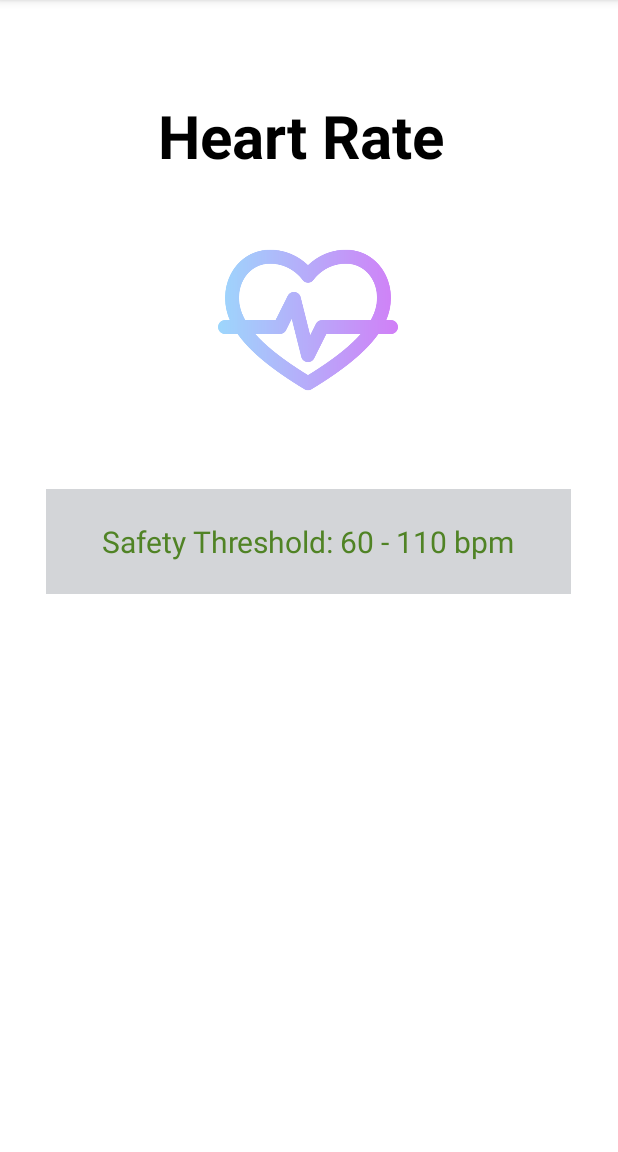
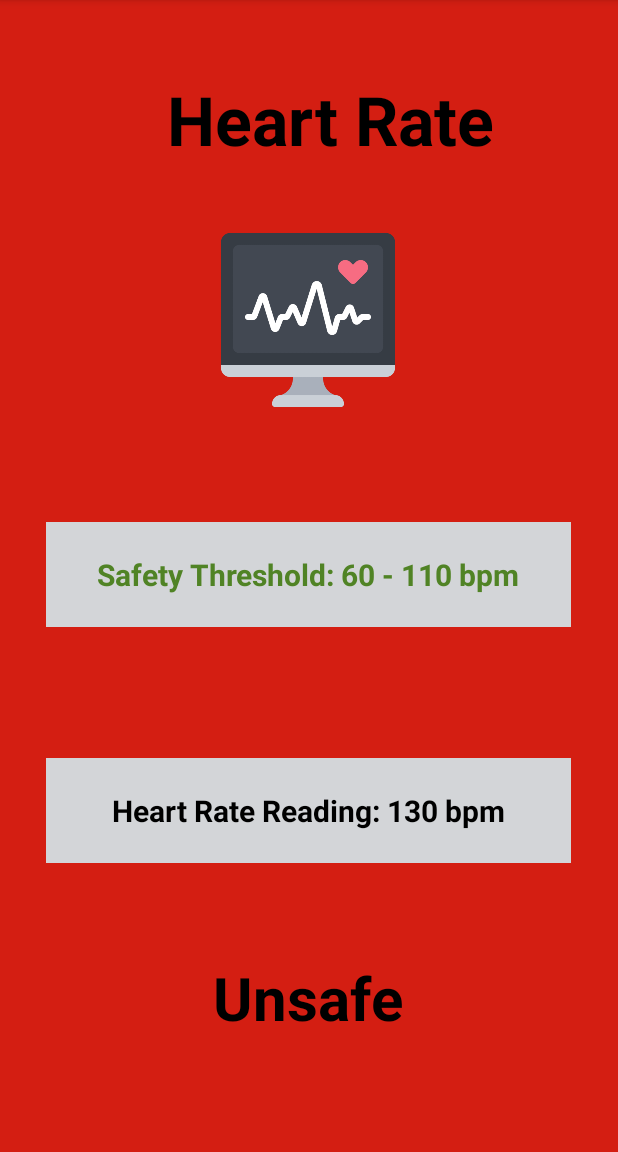
Before and after one commit to bhattin82/Pulse-Oximetry-Application, an Android app: the screen it shows after launch (HeartRateMonitor), on a phone screen of 412 x 824 dp, the part 84-1236 px from its top. Run offline under Robolectric (Android 15) with nearby library versions, the phone set to English and light mode, and no system bars.

Commit message:
Heart Monitor Page Done

```diff
--- a/app/src/main/res/layout/heart_rate_monitor.xml
+++ b/app/src/main/res/layout/heart_rate_monitor.xml
@@ -4,25 +4,26 @@
     xmlns:tools="http://schemas.android.com/tools"
     android:layout_width="match_parent"
     android:layout_height="match_parent"
+    android:background="#D41E12"
     tools:context=".HeartRateMonitor">
 
     <TextView
         android:id="@+id/heartratemonitortext"
-        android:layout_width="200dp"
-        android:layout_height="50dp"
+        android:layout_width="250dp"
+        android:layout_height="60dp"
         android:text="Heart Rate"
         android:textColor="@color/black"
-        android:textSize="40dp"
+        android:textSize="45dp"
         android:textStyle="bold"
         app:layout_constraintBottom_toBottomOf="parent"
         app:layout_constraintEnd_toEndOf="parent"
-        app:layout_constraintHorizontal_bias="0.497"
+        app:layout_constraintHorizontal_bias="0.689"
         app:layout_constraintStart_toStartOf="parent"
         app:layout_constraintTop_toTopOf="parent"
-        app:layout_constraintVertical_bias="0.088" />
+        app:layout_constraintVertical_bias="0.07" />
 
     <TextView
-        android:id="@+id/textView2"
+        android:id="@+id/safetythreshold"
         android:layout_width="350dp"
         android:layout_height="70dp"
         android:background="#D3D5D8"
@@ -30,17 +31,19 @@
         android:text="Safety Threshold: 60 - 110 bpm"
         android:textColor="#508325"
         android:textSize="20dp"
+        android:textStyle="bold"
         app:layout_constraintBottom_toBottomOf="parent"
         app:layout_constraintEnd_toEndOf="parent"
         app:layout_constraintHorizontal_bias="0.491"
         app:layout_constraintStart_toStartOf="parent"
         app:layout_constraintTop_toTopOf="parent"
-        app:layout_constraintVertical_bias="0.467" />
+        app:layout_constraintVertical_bias="0.499" />
 
     <ImageView
+        android:id="@+id/imageView"
         android:layout_width="120dp"
         android:layout_height="120dp"
-        android:background="@drawable/heartreading"
+        android:background="@drawable/heartratemonitor"
         app:layout_constraintBottom_toBottomOf="parent"
         app:layout_constraintEnd_toEndOf="parent"
         app:layout_constraintHorizontal_bias="0.498"
@@ -48,6 +51,39 @@
         app:layout_constraintTop_toTopOf="parent"
         app:layout_constraintVertical_bias="0.237" />
 
+    <TextView
+        android:id="@+id/heartratereading"
+        android:layout_width="350dp"
+        android:layout_height="70dp"
+        android:background="#D3D5D8"
+        android:gravity="center"
+        android:text="Heart Rate Reading: 130 bpm"
+        android:textStyle="bold"
+        android:textColor="@color/black"
+        android:textSize="20dp"
+        app:layout_constraintBottom_toBottomOf="parent"
+        app:layout_constraintEnd_toEndOf="parent"
+        app:layout_constraintHorizontal_bias="0.491"
+        app:layout_constraintStart_toStartOf="parent"
+        app:layout_constraintTop_toTopOf="parent"
+        app:layout_constraintVertical_bias="0.724" />
+
+    <TextView
+        android:id="@+id/unsafetext"
+        android:layout_width="150dp"
+        android:layout_height="70dp"
+
+        android:gravity="center"
+        android:text="Unsafe"
+        android:textColor="@color/black"
+        android:textSize="40dp"
+        android:textStyle="bold"
+        app:layout_constraintBottom_toBottomOf="parent"
+        app:layout_constraintEnd_toEndOf="parent"
+        app:layout_constraintHorizontal_bias="0.498"
+        app:layout_constraintStart_toStartOf="parent"
+        app:layout_constraintTop_toTopOf="parent"
+        app:layout_constraintVertical_bias="0.903" />
 
 
 </androidx.constraintlayout.widget.ConstraintLayout>
```
Also changed, not shown: app/src/main/res/drawable/heartratemonitor.png (added).
